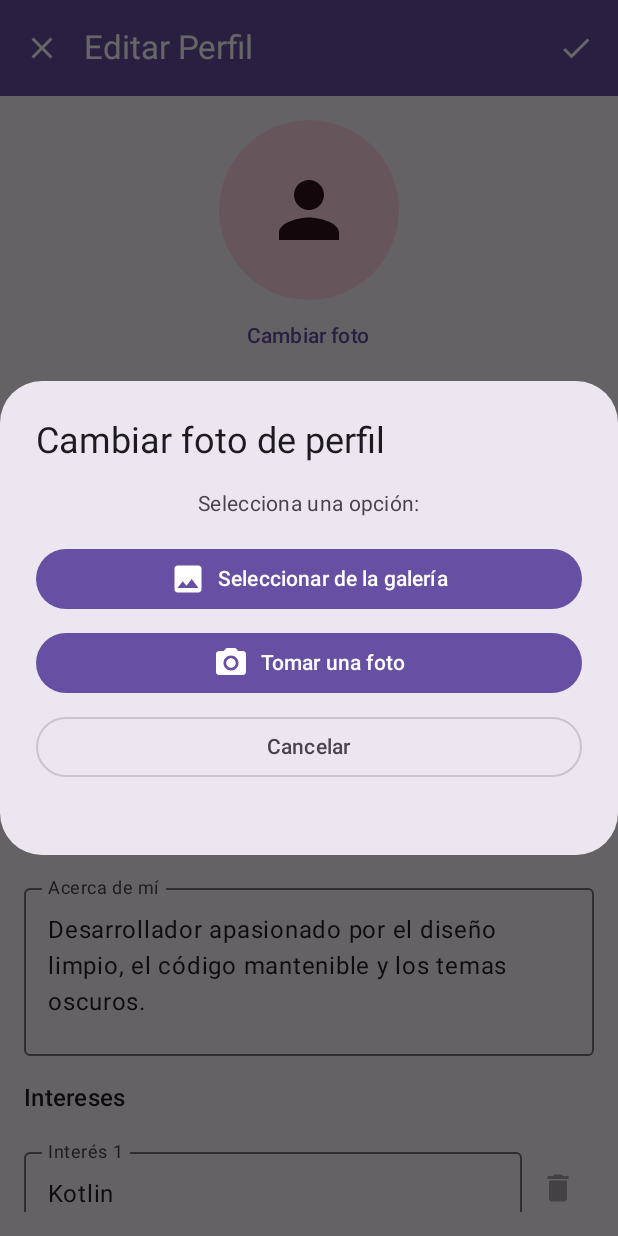
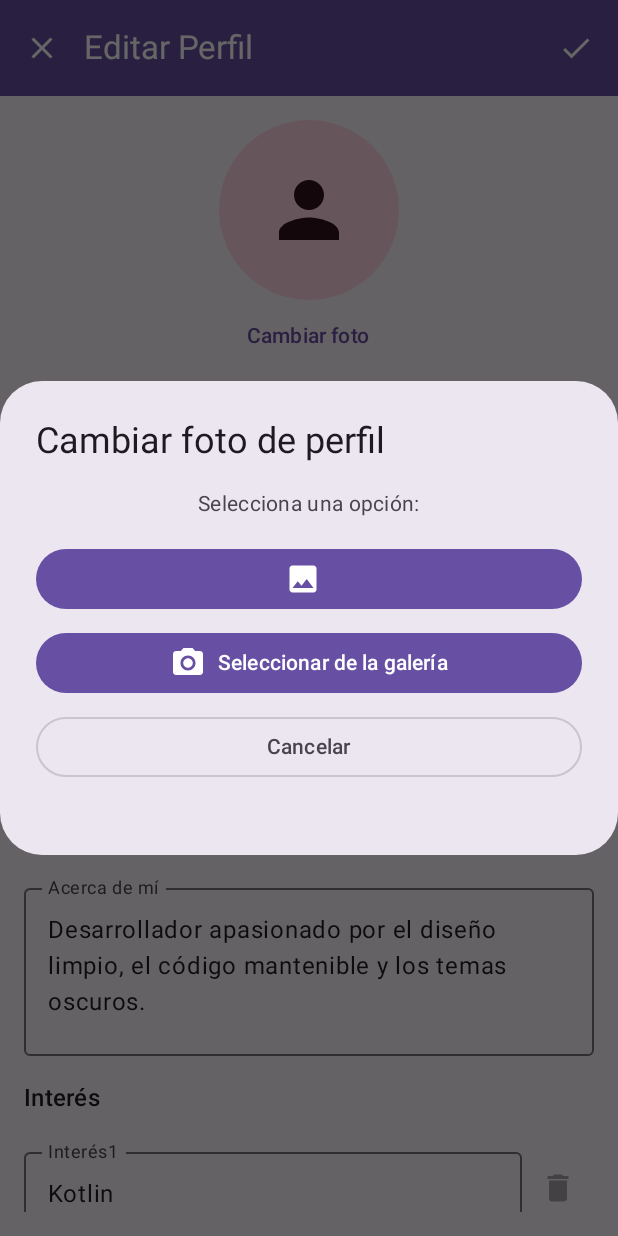
Before and after one commit to AlephCode/project-UABC, an Android app built with Jetpack Compose: the EditProfile screen opened through its navigation route, after a tap on "Foto de perfil", on a phone screen of 412 x 824 dp. Run offline under Robolectric (Android 15) with nearby library versions, the phone set to English and light mode, and no system bars.

Commit message:
Segunda Version Adaptabilidad - Strings estaticos agregados a strings.xml, todos los strings estaticos cambiados por una llamada a stringResource().

```diff
--- a/app/src/main/java/com/uabc/proyecto/screens/EditProfile.kt
+++ b/app/src/main/java/com/uabc/proyecto/screens/EditProfile.kt
@@ -22,6 +22,8 @@ import androidx.compose.ui.text.style.TextAlign
 import androidx.compose.ui.unit.dp
 import androidx.compose.ui.window.Dialog
 import androidx.compose.ui.window.DialogProperties
+import androidx.compose.ui.res.stringResource
+import com.uabc.proyecto.R
 import com.uabc.proyecto.themeswitcher.AppTheme
 import java.time.Instant
 import java.time.ZoneId
@@ -68,7 +70,7 @@ fun EditProfile(
     Scaffold(
         topBar = {
             TopAppBar(
-                title = { Text("Editar Perfil") },
+                title = { Text(stringResource(id = R.string.editarPerfil)) },
                 navigationIcon = {
                     IconButton(onClick = onNavigateBack) {
                         Icon(Icons.Default.Close, contentDescription = "Cerrar")
@@ -122,7 +124,7 @@ fun EditProfile(
                     TextButton(
                         onClick = { showProfilePictureOptions = true }
                     ) {
-                        Text("Cambiar foto")
+                        Text(stringResource(id = R.string.cambiarFoto))
                     }
                 }
             }
@@ -131,7 +133,7 @@ fun EditProfile(
                 OutlinedTextField(
                     value = editableName,
                     onValueChange = { editableName = it },
-                    label = { Text("Nombre") },
+                    label = { Text(stringResource(id = R.string.nombre)) },
                     modifier = Modifier.fillMaxWidth()
                 )
             }
@@ -140,7 +142,7 @@ fun EditProfile(
                 OutlinedTextField(
                     value = editableEmail,
                     onValueChange = { editableEmail = it },
-                    label = { Text("Correo Electrónico") },
+                    label = { Text(stringResource(id = R.string.correoElectronico)) },
                     modifier = Modifier.fillMaxWidth()
                 )
             }
@@ -149,7 +151,7 @@ fun EditProfile(
                 OutlinedTextField(
                     value = editableLocation,
                     onValueChange = { editableLocation = it },
-                    label = { Text("Ubicación") },
+                    label = { Text(stringResource(id = R.string.ubicacion)) },
                     leadingIcon = { Icon(Icons.Default.LocationOn, contentDescription = "Ubicación") },
                     trailingIcon = {
                         IconButton(onClick = { showLocationPicker = true }) {
@@ -168,7 +170,7 @@ fun EditProfile(
                 OutlinedTextField(
                     value = editableBirthDate,
                     onValueChange = { },
-                    label = { Text("Fecha de nacimiento") },
+                    label = { Text(stringResource(id = R.string.fechaNacimiento)) },
                     leadingIcon = { Icon(Icons.Default.DateRange, contentDescription = "Fecha") },
                     trailingIcon = {
                         IconButton(onClick = { showDatePicker = true }) {
@@ -187,7 +189,7 @@ fun EditProfile(
                 OutlinedTextField(
                     value = editableAboutMe,
                     onValueChange = { editableAboutMe = it },
-                    label = { Text("Acerca de mí") },
+                    label = { Text(stringResource(id = R.string.acerca)) },
                     modifier = Modifier
                         .fillMaxWidth()
                         .height(120.dp)
@@ -196,7 +198,7 @@ fun EditProfile(
 
             item {
                 Text(
-                    "Intereses",
+                    stringResource(id = R.string.interes),
                     style = MaterialTheme.typography.titleMedium,
                     modifier = Modifier.fillMaxWidth()
                 )
@@ -215,7 +217,7 @@ fun EditProfile(
                                 set(index, updatedInterest)
                             }
                         },
-                        label = { Text("Interés ${index + 1}") },
+                        label = { Text(stringResource(id = R.string.interes) + "${index + 1}") },
                         modifier = Modifier.weight(1f)
                     )
 
@@ -247,11 +249,11 @@ fun EditProfile(
                     ) {
                         Icon(Icons.Default.Add, contentDescription = "Agregar")
                         Spacer(modifier = Modifier.width(8.dp))
-                        Text("Agregar interés")
+                        Text(stringResource(id = R.string.addInteres))
                     }
                 } else {
                     Text(
-                        "Has alcanzado el máximo de intereses (6).",
+                        stringResource(id = R.string.maxInteres),
                         style = MaterialTheme.typography.bodyMedium,
                         color = MaterialTheme.colorScheme.error,
                         textAlign = TextAlign.Center,
@@ -264,7 +266,7 @@ fun EditProfile(
             item {
                 if (editableInterests.size <= 3) {
                     Text(
-                        "Debes mantener al menos 3 intereses.",
+                        stringResource(id = R.string.minInteres),
                         style = MaterialTheme.typography.bodySmall,
                         color = MaterialTheme.colorScheme.onSurfaceVariant,
                         textAlign = TextAlign.Center,
@@ -309,7 +311,7 @@ fun EditProfile(
                             verticalAlignment = Alignment.CenterVertically
                         ) {
                             Text(
-                                "Seleccionar fecha",
+                                stringResource(id = R.string.selectFecha),
                                 style = if (isLandscape)
                                     MaterialTheme.typography.titleMedium
                                 else
@@ -318,7 +320,7 @@ fun EditProfile(
 
                             Row {
                                 TextButton(onClick = { showDatePicker = false }) {
-                                    Text("Cancelar")
+                                    Text(stringResource(id = R.string.cancel))
                                 }
                                 TextButton(
                                     onClick = {
@@ -331,7 +333,7 @@ fun EditProfile(
                                         showDatePicker = false
                                     }
                                 ) {
-                                    Text("Aceptar")
+                                    Text(stringResource(id = R.string.accept))
                                 }
                             }
                         }
@@ -399,7 +401,7 @@ fun EditProfile(
                     ) {
                         // Título
                         Text(
-                            "Seleccionar ubicación",
+                            stringResource(id = R.string.selectUbicacion),
                             style = MaterialTheme.typography.titleLarge,
                             modifier = Modifier.padding(bottom = 16.dp)
                         )
@@ -410,7 +412,7 @@ fun EditProfile(
                                 .weight(1f)
                                 .verticalScroll(rememberScrollState())
                         ) {
-                            Text("Selecciona una ubicación predefinida o introduce una dirección manualmente")
+                            Text(stringResource(id = R.string.setUbicacion))
 
                             Spacer(modifier = Modifier.height(16.dp))
 
@@ -435,7 +437,7 @@ fun EditProfile(
                                         modifier = Modifier.weight(1f)
                                     ) {
                                         Text(
-                                            "Ubicaciones predefinidas",
+                                            stringResource(id = R.string.ubicacionPredefinida),
                                             style = MaterialTheme.typography.titleSmall,
                                             modifier = Modifier.padding(bottom = 8.dp)
                                         )
@@ -476,7 +478,7 @@ fun EditProfile(
                                         modifier = Modifier.weight(1f)
                                     ) {
                                         Text(
-                                            "Ubicación personalizada",
+                                            stringResource(id = R.string.ubicacionPersonalizada),
                                             style = MaterialTheme.typography.titleSmall,
                                             modifier = Modifier.padding(bottom = 8.dp)
                                         )
@@ -484,13 +486,13 @@ fun EditProfile(
                                         OutlinedTextField(
                                             value = editableLocation,
                                             onValueChange = { editableLocation = it },
-                                            label = { Text("Ingresa tu ubicación") },
+                                            label = { Text(stringResource(id = R.string.insertarUbicacion)) },
                                             leadingIcon = { Icon(Icons.Default.Edit, contentDescription = null) },
                                             modifier = Modifier.fillMaxWidth()
                                         )
 
                                         Text(
-                                            "Nota: Para una implementación completa, se requeriría integrar la API de Google Maps o Places",
+                                            stringResource(id = R.string.notaUbicacion),
                                             style = MaterialTheme.typography.bodySmall,
                                             color = MaterialTheme.colorScheme.onSurfaceVariant,
                                             modifier = Modifier.padding(top = 8.dp)
@@ -501,7 +503,7 @@ fun EditProfile(
                                 // Diseño para pantallas más pequeñas o en vertical
                                 Column {
                                     Text(
-                                        "Ubicaciones predefinidas",
+                                        stringResource(id = R.string.ubicacionPredefinida),
                                         style = MaterialTheme.typography.titleSmall,
                                         modifier = Modifier.padding(bottom = 8.dp)
                                     )
@@ -538,7 +540,7 @@ fun EditProfile(
                                     Spacer(modifier = Modifier.height(16.dp))
 
                                     Text(
-                                        "Ubicación personalizada",
+                                        stringResource(id = R.string.ubicacionPersonalizada),
                                         style = MaterialTheme.typography.titleSmall,
                                         modifier = Modifier.padding(bottom = 8.dp)
                                     )
@@ -546,13 +548,13 @@ fun EditProfile(
                                     OutlinedTextField(
                                         value = editableLocation,
                                         onValueChange = { editableLocation = it },
-                                        label = { Text("Ingresa tu ubicación") },
+                                        label = { Text(stringResource(id = R.string.insertarUbicacion)) },
                                         leadingIcon = { Icon(Icons.Default.Edit, contentDescription = null) },
                                         modifier = Modifier.fillMaxWidth()
                                     )
 
                                     Text(
-                                        "Nota: Para una implementación completa, se requeriría integrar la API de Google Maps o Places",
+                                        stringResource(id = R.string.notaUbicacion),
                                         style = MaterialTheme.typography.bodySmall,
                                         color = MaterialTheme.colorScheme.onSurfaceVariant,
                                         modifier = Modifier.padding(top = 8.dp)
@@ -569,11 +571,11 @@ fun EditProfile(
                             horizontalArrangement = Arrangement.spacedBy(8.dp, Alignment.End)
                         ) {
                             TextButton(onClick = { showLocationPicker = false }) {
-                                Text("Cancelar")
+                                Text(stringResource(id = R.string.cancel))
                             }
 
                             Button(onClick = { showLocationPicker = false }) {
-                                Text("Aceptar")
+                                Text(stringResource(id = R.string.accept))
                             }
                         }
                     }
@@ -585,13 +587,13 @@ fun EditProfile(
         if (showProfilePictureOptions) {
             AlertDialog(
                 onDismissRequest = { showProfilePictureOptions = false },
-                title = { Text("Cambiar foto de perfil") },
+                title = { Text(stringResource(id = R.string.cambiarFotoPerfil)) },
                 text = {
                     Column(
                         modifier = Modifier.fillMaxWidth(),
                         horizontalAlignment = Alignment.CenterHorizontally
                     ) {
-                        Text("Selecciona una opción:")
+                        Text(stringResource(id = R.string.selectOpcion))
 
                         Spacer(modifier = Modifier.height(16.dp))
 
@@ -604,7 +606,7 @@ fun EditProfile(
                         ) {
                             Icon(Icons.Default.Photo, contentDescription = null)
                             Spacer(modifier = Modifier.width(8.dp))
-                            Text("Seleccionar de la galería")
+                            Text(stringResource(id = R.string.selectGaleria))
                         }
 
                         Spacer(modifier = Modifier.height(8.dp))
@@ -618,7 +620,7 @@ fun EditProfile(
                         ) {
                             Icon(Icons.Default.PhotoCamera, contentDescription = null)
                             Spacer(modifier = Modifier.width(8.dp))
-                            Text("Tomar una foto")
+                            Text(stringResource(id = R.string.selectFoto))
                         }
 
                         Spacer(modifier = Modifier.height(8.dp))
@@ -627,7 +629,7 @@ fun EditProfile(
                             onClick = { showProfilePictureOptions = false },
                             modifier = Modifier.fillMaxWidth()
                         ) {
-                            Text("Cancelar")
+                            Text(stringResource(id = R.string.cancel))
                         }
                     }
                 },
--- a/app/src/main/java/com/uabc/proyecto/screens/ProfileScreen.kt
+++ b/app/src/main/java/com/uabc/proyecto/screens/ProfileScreen.kt
@@ -17,7 +17,9 @@ import androidx.compose.ui.Alignment
 import androidx.compose.ui.Modifier
 import androidx.compose.ui.draw.clip
 import androidx.compose.ui.unit.dp
+import androidx.compose.ui.res.stringResource
 import com.uabc.proyecto.themeswitcher.AppTheme
+import com.uabc.proyecto.R
 
 @OptIn(ExperimentalMaterial3Api::class)
 @Composable
@@ -35,7 +37,7 @@ fun ProfileScreen(
     Scaffold(
         topBar = {
             TopAppBar(
-                title = { Text("Mi Perfil") },
+                title = { Text(stringResource(id = R.string.miPerfil)) },
                 actions = {
                     IconButton(onClick = onNavigateToSettings) {
                         Icon(Icons.Default.Settings, contentDescription = "Ajustes")
@@ -77,13 +79,13 @@ fun ProfileScreen(
                     )
                 ) {
                     Column(modifier = Modifier.padding(16.dp)) {
-                        Text("Acerca de mí", style = MaterialTheme.typography.titleMedium)
+                        Text(stringResource(id = R.string.acerca), style = MaterialTheme.typography.titleMedium)
                         Spacer(modifier = Modifier.height(8.dp))
                         Text(aboutMe, style = MaterialTheme.typography.bodyMedium)
                     }
                 }
                 Spacer(modifier = Modifier.height(24.dp))
-                Text("Intereses", style = MaterialTheme.typography.titleMedium)
+                Text(stringResource(id = R.string.intereses), style = MaterialTheme.typography.titleMedium)
                 LazyRow(
                     horizontalArrangement = Arrangement.spacedBy(8.dp),
                     modifier = Modifier.padding(top = 8.dp)
@@ -97,12 +99,12 @@ fun ProfileScreen(
                 }
 
                 Spacer(modifier = Modifier.height(26.dp))
-                Text("Información personal", style = MaterialTheme.typography.titleMedium)
+                Text(stringResource(id = R.string.informacionPersonal), style = MaterialTheme.typography.titleMedium)
                 Spacer(modifier = Modifier.height(12.dp))
                 OutlinedTextField(
                     value = location,
                     onValueChange = {},
-                    label = { Text("Ubicación") },
+                    label = { Text(stringResource(id = R.string.ubicacion)) },
                     enabled = false,
                     modifier = Modifier.fillMaxWidth()
                 )
@@ -110,7 +112,7 @@ fun ProfileScreen(
                 OutlinedTextField(
                     value = birthDate,
                     onValueChange = {},
-                    label = { Text("Fecha de nacimiento") },
+                    label = { Text(stringResource(id = R.string.fechaNacimiento)) },
                     enabled = false,
                     modifier = Modifier.fillMaxWidth()
                 )
@@ -123,7 +125,7 @@ fun ProfileScreen(
                 ) {
                     Icon(Icons.Default.Edit, contentDescription = "Editar")
                     Spacer(Modifier.width(8.dp))
-                    Text("Editar perfil")
+                    Text(text = stringResource(id = R.string.editar))
                 }
             }
             item {
@@ -134,7 +136,7 @@ fun ProfileScreen(
                 ) {
                     Icon(Icons.Filled.ExitToApp, contentDescription = "Cerrar sesión")
                     Spacer(Modifier.width(8.dp))
-                    Text("Cerrar sesión")
+                    Text(text = stringResource(id = R.string.cerrar))
                 }
             }
         }
--- a/app/src/main/res/values/strings.xml
+++ b/app/src/main/res/values/strings.xml
@@ -1,3 +1,44 @@
 <resources>
     <string name="app_name">proyecto</string>
+    <!--ProfileScreen.kt Inicio-->
+    <string name="miPerfil">Mi Perfil</string>
+    <string name="editar">Editar Perfil</string>
+    <string name="cerrar">Cerrar Sesión</string>
+    <string name="informacionPersonal">Información personal</string>
+    <!--ProfileScreen.kt Fin-->
+    <!--EditProfile.kt Inicio-->
+    <string name="editarPerfil">Editar Perfil</string>
+    <string name="cambiarFoto">Cambiar foto</string>
+    <string name="nombre">Nombre</string>
+    <string name="correoElectronico">Correo Electrónico</string>
+    <string name="interes">Interés</string>
+    <string name="addInteres">Agregar Interés</string>
+    <string name="maxInteres">Has alcanzado el máximo de intereses (6).</string>
+    <string name="minInteres">Debes mantener al menos 3 Intereses.</string>
+    <string name="selectFecha">Seleccionar fecha</string>
+    <string name="selectUbicacion">Seleccionar ubicación</string>
+    <string name="setUbicacion">Selecciona una ubicación predefinida o introduce una dirección manualmente</string>
+    <string name="ubicacionPredefinida">Ubicaciones predefinidas</string>
+    <string name="ubicacionPersonalizada">Ubicación personalizada</string>
+    <string name="insertarUbicacion">Ingresa tu ubicación</string>
+    <string name="notaUbicacion">Nota: Para una implementación completa, se requeriría integrar la API de Google Maps o Places</string>
+    <string name="cambiarFotoPerfil">Cambiar foto de perfil</string>
+    <string name="selectOpcion">Selecciona una opción:</string>
+    <string name="selectGaleria"></string>
+    <string name="selectFoto">Seleccionar de la galería</string>
+    <string name="cancel">Cancelar</string>
+    <string name="accept">Aceptar</string>
+    <!--EditProfile.kt Fin-->
+    <!--SettingsScreen.kt Inicio-->
+    <string name="ajustes">Ajustes</string>
+    <string name="selectTema">Selecciona un tema:</string>
+    <string name="sanValetin">San Valentín 💖</string>
+    <string name="independenciaMexico">Independencia 🇲🇽</string>
+    <string name="halloween">Halloween 🎃</string>
+    <!--SettingsScreen.kt Fin-->
+    <!--Elementos Compartidos-->
+    <string name="intereses">Intereses</string> <!-- Elemento Compartido -->
+    <string name="ubicacion">Ubicación</string> <!-- Elemento Compartido -->
+    <string name="fechaNacimiento">Fecha de nacimiento</string> <!-- Elemento Compartido -->
+    <string name="acerca">Acerca de mí</string> <!-- Elemento Compartido -->
 </resources>
```
Also changed, not shown: app/src/main/java/com/uabc/proyecto/screens/SettingsScreen.kt (+8 -6 lines).
